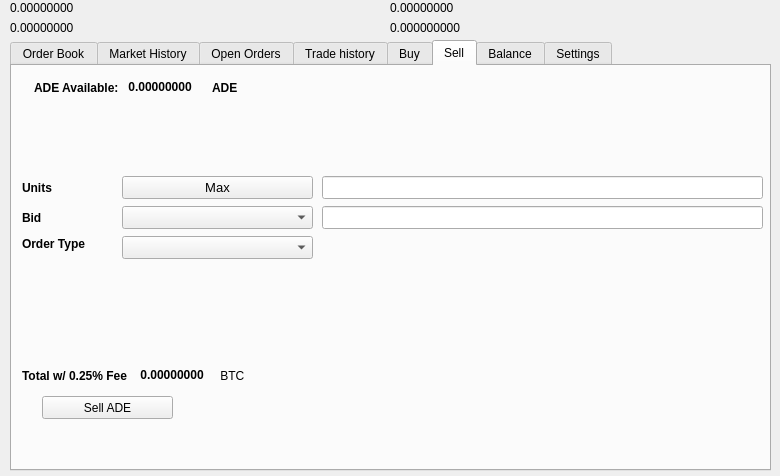
Above: src/qt/forms/tradingdialog.ui from adeptio-project/adeptio before the change. Below: the same form after it.
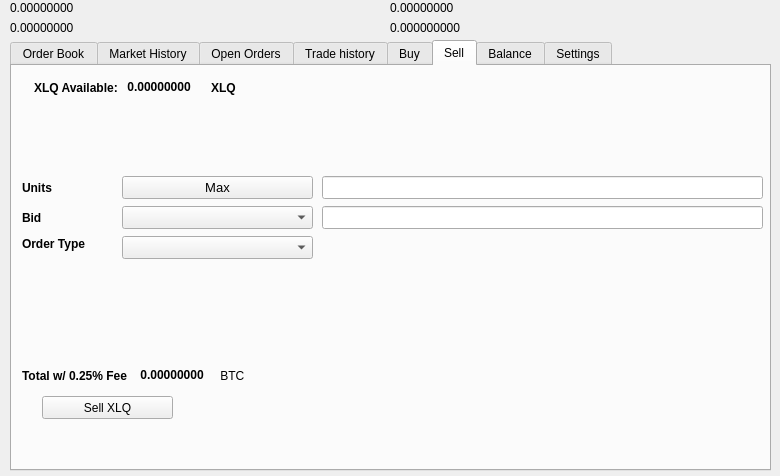
That is the form after the change. The open tabs and pages were chosen to show the change. Icons and pictures are not drawn.

Patch:
```diff
--- a/src/qt/forms/tradingdialog.ui
+++ b/src/qt/forms/tradingdialog.ui
@@ -1751,7 +1751,7 @@
       </rect>
      </property>
      <property name="text">
-      <string>Sell ADE</string>
+      <string>Sell XLQ</string>
      </property>
      <property name="icon">
       <iconset resource="../adeptio">
@@ -1777,7 +1777,7 @@
          </font>
         </property>
         <property name="text">
-         <string>ADE Available:</string>
+         <string>XLQ Available:</string>
         </property>
        </widget>
       </item>
@@ -2221,7 +2221,7 @@
          </font>
         </property>
         <property name="text">
-         <string>ADE</string>
+         <string>XLQ</string>
         </property>
        </widget>
       </item>
```
Left out of the diff: 34 changed lines with no effect on the pictures.
